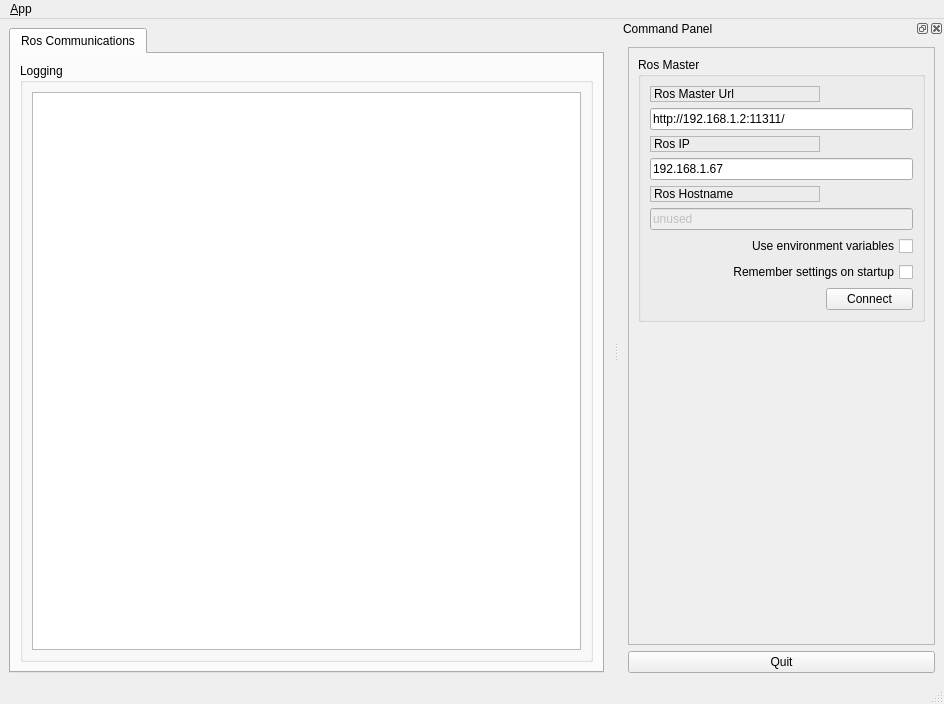
Before: the Qt Designer form home_cu/ui/main_window.ui in 0000duck/ROSmartHome, drawn with Qt 5.
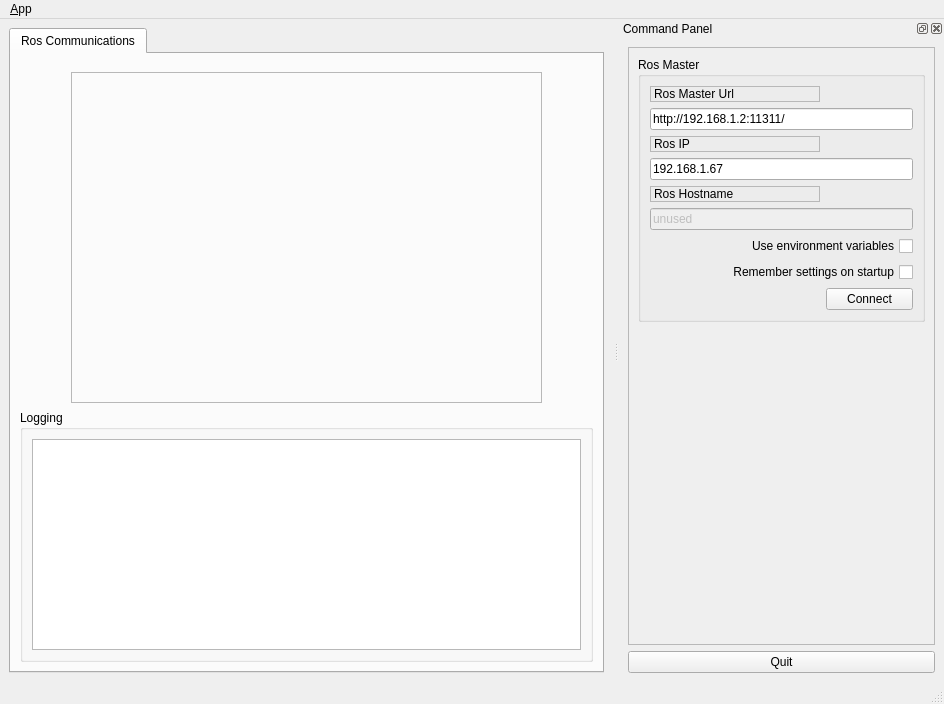
After: the same form once the commit is applied. Icons and pictures are not drawn.

What changed in the file:
```diff
--- a/home_cu/ui/main_window.ui
+++ b/home_cu/ui/main_window.ui
@@ -41,6 +41,110 @@
         <string>Ros Communications</string>
        </attribute>
        <layout class="QVBoxLayout" name="verticalLayout_2">
+        <item>
+         <widget class="QFrame" name="horizontalFrame">
+          <property name="minimumSize">
+           <size>
+            <width>0</width>
+            <height>341</height>
+           </size>
+          </property>
+          <property name="maximumSize">
+           <size>
+            <width>16777215</width>
+            <height>341</height>
+           </size>
+          </property>
+          <layout class="QHBoxLayout" name="horizontalLayout">
+           <item>
+            <widget class="QFrame" name="frame_2">
+             <property name="minimumSize">
+              <size>
+               <width>471</width>
+               <height>331</height>
+              </size>
+             </property>
+             <property name="maximumSize">
+              <size>
+               <width>471</width>
+               <height>331</height>
+              </size>
+             </property>
+             <property name="frameShape">
+              <enum>QFrame::StyledPanel</enum>
+             </property>
+             <property name="frameShadow">
+              <enum>QFrame::Raised</enum>
+             </property>
+             <widget class="QLabel" name="house">
+              <property name="geometry">
+               <rect>
+                <x>0</x>
+                <y>0</y>
+                <width>471</width>
+                <height>331</height>
+               </rect>
+              </property>
+              <property name="text">
+               <string/>
+              </property>
+              <property name="pixmap">
+               <pixmap resource="../resources/images.qrc">:/images/house.png</pixmap>
+              </property>
+             </widget>
+             <widget class="QLabel" name="light1">
+              <property name="geometry">
+               <rect>
+                <x>230</x>
+                <y>14</y>
+                <width>26</width>
+                <height>26</height>
+               </rect>
+              </property>
+              <property name="text">
+               <string/>
+              </property>
+              <property name="pixmap">
+               <pixmap resource="../resources/images.qrc">:/images/light_off.png</pixmap>
+              </property>
+             </widget>
+             <widget class="QLabel" name="light2">
+              <property name="geometry">
+               <rect>
+                <x>160</x>
+                <y>145</y>
+                <width>26</width>
+                <height>26</height>
+               </rect>
+              </property>
+              <property name="text">
+               <string/>
+              </property>
+              <property name="pixmap">
+               <pixmap resource="../resources/images.qrc">:/images/light_off.png</pixmap>
+              </property>
+             </widget>
+             <widget class="QLabel" name="light3">
+              <property name="geometry">
+               <rect>
+                <x>209</x>
+                <y>240</y>
+                <width>26</width>
+                <height>26</height>
+               </rect>
+              </property>
+              <property name="text">
+               <string/>
+              </property>
+              <property name="pixmap">
+               <pixmap resource="../resources/images.qrc">:/images/light_off.png</pixmap>
+              </property>
+             </widget>
+            </widget>
+           </item>
+          </layout>
+         </widget>
+        </item>
         <item>
          <widget class="QGroupBox" name="groupBox_12">
           <property name="sizePolicy">
```
Left out of the diff: 4 changed lines with no effect on the pictures.
